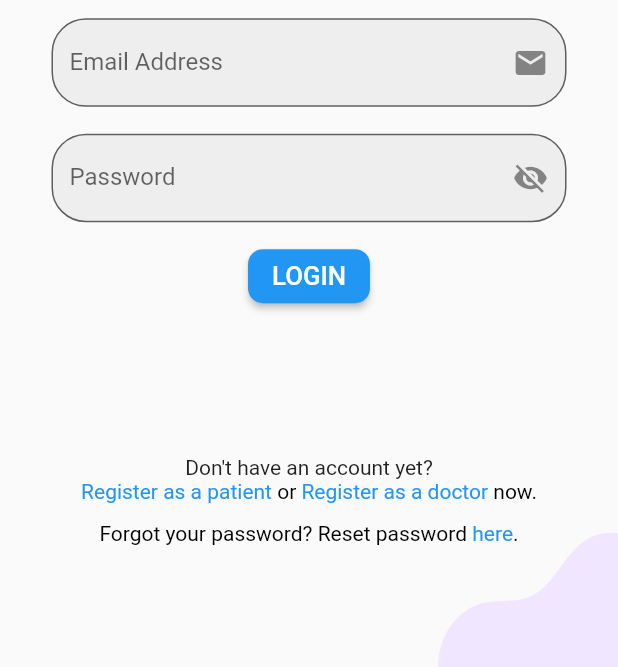
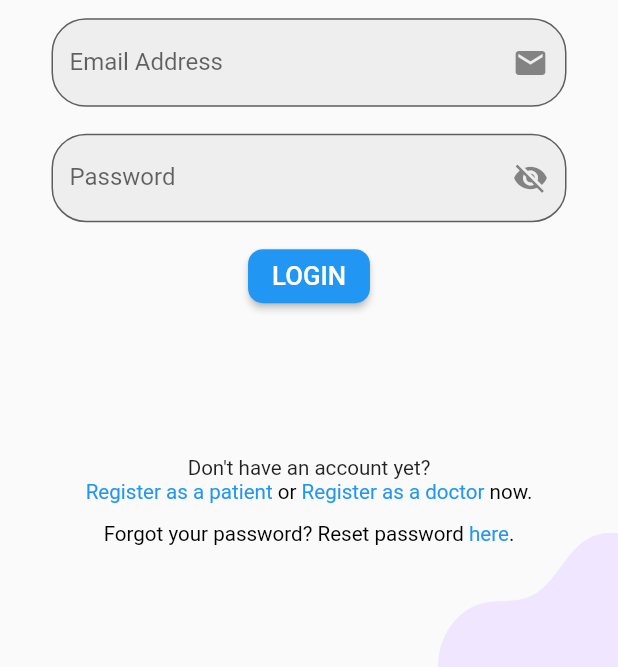
Before and after one commit to itsybitsci/schedcare, a Flutter app: the screen it shows after launch, on a phone screen of 412 x 824 dp, the part 569-1236 px from its top. Run offline on Flutter 3.47's test engine with Material 2 defaults, Android fonts, the phone set to English and light mode, and no system bars; our stand-ins replace camera, cloud_firestore, email_validator, file_picker, firebase_analytics, firebase_auth and 15 more; missing offline and left inert: firebase_app_check, remove_emoji, touch_ripple_effect, videosdk; accounts and stored records are empty; project files that could hold a hidden picture were left out.

Commit message:
feat: Applied adaptive sizes in elements

```diff
--- a/lib/screens/common/login_screen.dart
+++ b/lib/screens/common/login_screen.dart
@@ -130,13 +130,15 @@ class LoginScreen extends HookConsumerWidget {
                 SizedBox(
                   height: 80.h,
                 ),
-                const Text(
+                Text(
                   'Don\'t have an account yet?',
+                  style: TextStyle(fontSize: 12.sp),
                 ),
                 RichText(
                   text: TextSpan(
-                    style: const TextStyle(
+                    style: TextStyle(
                       color: Colors.black,
+                      fontSize: 12.sp,
                     ),
                     children: [
                       TextSpan(
@@ -167,8 +169,9 @@ class LoginScreen extends HookConsumerWidget {
                 ),
                 RichText(
                   text: TextSpan(
-                    style: const TextStyle(
+                    style: TextStyle(
                       color: Colors.black,
+                      fontSize: 12.sp,
                     ),
                     children: [
                       const TextSpan(
--- a/lib/screens/common/reset_password_screen.dart
+++ b/lib/screens/common/reset_password_screen.dart
@@ -81,13 +81,13 @@ class ResetPasswordScreen extends HookConsumerWidget {
                   ),
                   Text(
                     'Already know your password?',
-                    style: TextStyle(fontSize: 13.sp),
+                    style: TextStyle(fontSize: 12.sp),
                   ),
                   RichText(
                     text: TextSpan(
                       style: TextStyle(
                         color: Colors.black,
-                        fontSize: 13.sp,
+                        fontSize: 12.sp,
                       ),
                       children: [
                         const TextSpan(text: 'Click '),
--- a/lib/screens/patient/pages/sent_consultation_requests_page.dart
+++ b/lib/screens/patient/pages/sent_consultation_requests_page.dart
@@ -404,6 +404,10 @@ class SentConsultationRequestsPage extends HookConsumerWidget {
                     ),
                   )),
                 ),
+              if (meetingId != null)
+                Flexible(
+                  child: lottieCalling(),
+                ),
             ],
           ),
         ],
@@ -416,6 +420,7 @@ class SentConsultationRequestsPage extends HookConsumerWidget {
         mainAxisAlignment: MainAxisAlignment.spaceBetween,
         children: [
           Column(
+            mainAxisAlignment: MainAxisAlignment.start,
             children: [
               Text(
                 "${DateFormat('MMMM d, y').format(consultationRequest.createdAt)} ",
@@ -427,7 +432,6 @@ class SentConsultationRequestsPage extends HookConsumerWidget {
                 textAlign: TextAlign.left,
                 style: TextStyle(fontSize: 8.sp),
               ),
-              if (meetingId != null) lottieCalling(),
             ],
           ),
         ],
```
Also changed, not shown: lib/screens/doctor/authentication/doctor_register_screen.dart (+6 -2 lines), lib/screens/doctor/profile/doctor_profile_screen.dart (+8 -2 lines), lib/screens/patient/authentication/patient_register_screen.dart (+6 -2 lines), lib/screens/patient/profile/patient_profile_screen.dart (+10 -4 lines).
